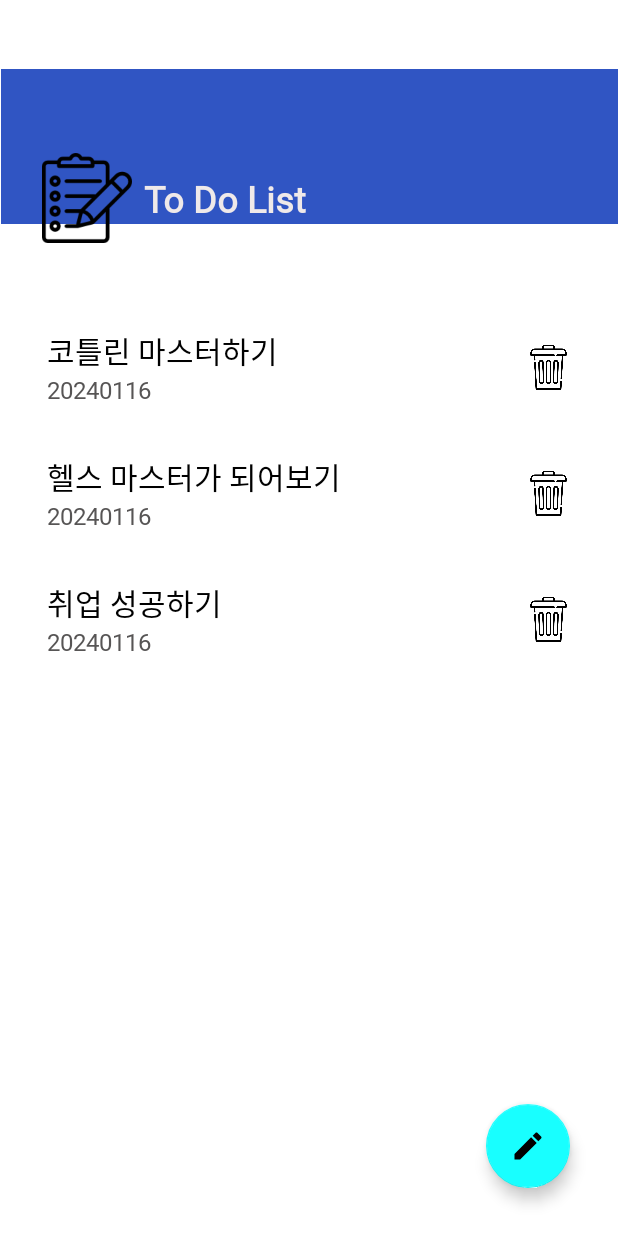
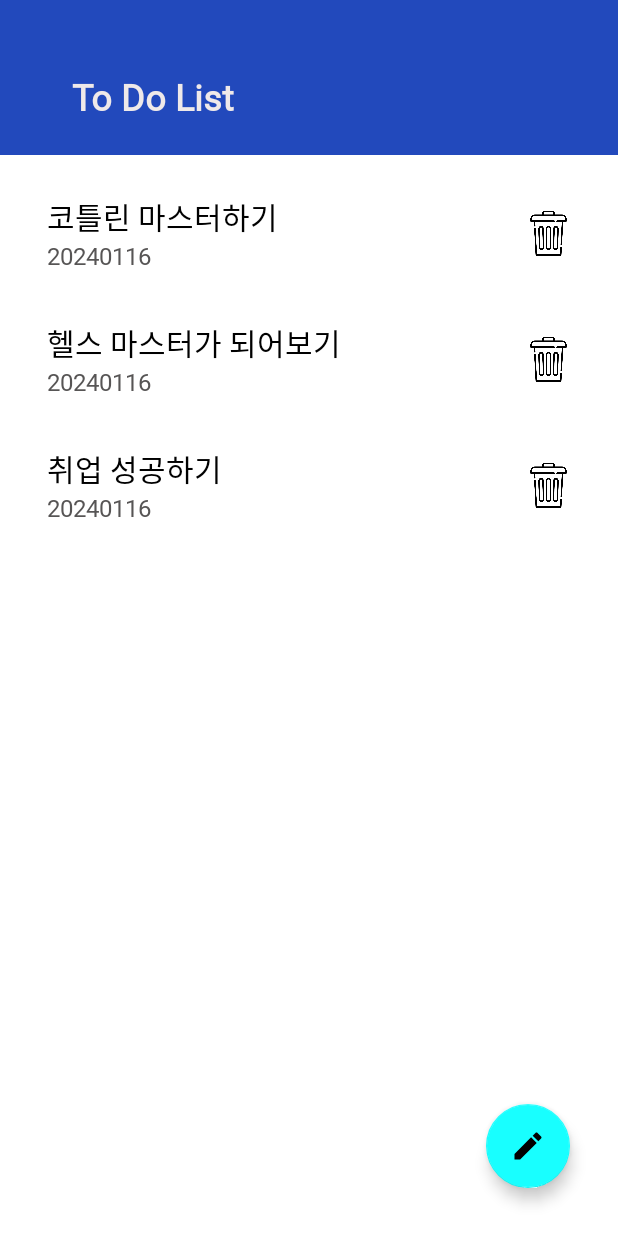
Before and after one commit to kkh725/ToDoList_Kotlin, an Android app: the screen it shows after launch (ListMainActivity), on a phone screen of 412 x 824 dp. Run offline under Robolectric (Android 15) with nearby library versions, the light colour scheme and no system bars.

Commit message:
add dark_background

```diff
--- a/app/build.gradle
+++ b/app/build.gradle
@@ -9,7 +9,7 @@ android {
 
     defaultConfig {
         applicationId "com.example.todolist_kotlin"
-        minSdk 33
+        minSdk 30
         targetSdk 34
         versionCode 1
         versionName "1.0"
--- a/app/src/main/java/com/example/todolist_kotlin/ListMainActivity.kt
+++ b/app/src/main/java/com/example/todolist_kotlin/ListMainActivity.kt
@@ -7,6 +7,7 @@ import android.graphics.drawable.ColorDrawable
 import androidx.appcompat.app.AppCompatActivity
 import android.os.Bundle
 import android.view.LayoutInflater
+import android.view.View
 import androidx.appcompat.app.AlertDialog
 import com.example.todolist_kotlin.adapter.TodoAdapter
 import com.example.todolist_kotlin.databinding.ActivityListMainBinding
@@ -19,16 +20,19 @@ class ListMainActivity : AppCompatActivity() {
 
     private lateinit var binding: ActivityListMainBinding
     private lateinit var todoAdapter: TodoAdapter
+    lateinit var dark_background: View
 
     override fun onCreate(savedInstanceState: Bundle?) {
         super.onCreate(savedInstanceState)
         binding = ActivityListMainBinding.inflate(layoutInflater)
+        dark_background = binding.view3
+
 
 
         setContentView(binding.root)
 
         //어댑터 인스턴스 생성
-        todoAdapter = TodoAdapter()
+        todoAdapter = TodoAdapter(dark_background)
 
         //리사이클러뷰의 set adapter .
         binding.rvTodo.adapter = todoAdapter
@@ -39,15 +43,16 @@ class ListMainActivity : AppCompatActivity() {
              * 작성하기 버튼을 눌렀을때
              * 여기서 alertdialog 를 띄워서 작성값 입력받기
              */
+            dark_background.visibility  = View.VISIBLE
 
             val bindingDialog = DialogEditBinding.inflate(LayoutInflater.from(binding.root.context),binding.root,false)
             // 어둡게 하는 배경 레이아웃 설정
-
 
             AlertDialog.Builder(this)
                 .setView(bindingDialog.root)
                 .setPositiveButton("작성완료",DialogInterface.OnClickListener { dialogInterface, which ->
                     //작성완료 버튼 눌렀을때.
+                    dark_background.visibility  = View.INVISIBLE
                     val todoItem = TodoInfo()
                     todoItem.todoContent = bindingDialog.etMemo.text.toString()
                     todoItem.todoDate = SimpleDateFormat("yyyy-mm-dd HH:mm:ss").format(Date())
@@ -55,6 +60,7 @@ class ListMainActivity : AppCompatActivity() {
                     todoAdapter.notifyDataSetChanged() //리스트 새로고침 로직. 데이터는 반영되지만 ui상에서는 구현안됨. 이 문장이 있어야 어답터/뷰홀더가 새로고침됨.
 
                 }) .setNegativeButton("취소",DialogInterface.OnClickListener { dialogInterface, which ->
+                    dark_background.visibility  = View.INVISIBLE
                     //알아서 취소버튼 눌려짐.
                 })
                 .show()
--- a/app/src/main/java/com/example/todolist_kotlin/MainActivity.kt
+++ b/app/src/main/java/com/example/todolist_kotlin/MainActivity.kt
@@ -3,6 +3,7 @@ package com.example.todolist_kotlin
 import androidx.appcompat.app.AppCompatActivity
 import android.os.Bundle
 import com.example.todolist_kotlin.databinding.ActivityMainBinding
+import com.example.todolist_kotlin.ListMainActivity
 
 class MainActivity : AppCompatActivity() {
     private lateinit var binding: ActivityMainBinding
@@ -11,5 +12,6 @@ class MainActivity : AppCompatActivity() {
 
         binding = ActivityMainBinding.inflate(layoutInflater)
         setContentView(binding.root)
+
     }
 }
--- a/app/src/main/res/layout/activity_list_main.xml
+++ b/app/src/main/res/layout/activity_list_main.xml
@@ -2,60 +2,47 @@
 <androidx.constraintlayout.widget.ConstraintLayout xmlns:android="http://schemas.android.com/apk/res/android"
     xmlns:app="http://schemas.android.com/apk/res-auto"
     xmlns:tools="http://schemas.android.com/tools"
+    android:id="@+id/side_view"
     android:layout_width="match_parent"
     android:layout_height="match_parent"
+    app:layoutDescription="@xml/activity_list_main_scene2"
     tools:context=".ListMainActivity">
 
     <View
         android:id="@+id/view2"
-        android:layout_width="411dp"
+        android:layout_width="match_parent"
         android:layout_height="103dp"
-        android:layout_marginBottom="7dp"
-        android:background="#3055C3"
-        app:layout_constraintBottom_toTopOf="@+id/rv_todo"
+        android:background="#2249BC"
         app:layout_constraintEnd_toEndOf="parent"
+        app:layout_constraintHorizontal_bias="0.0"
         app:layout_constraintStart_toStartOf="parent"
         app:layout_constraintTop_toTopOf="parent" />
-
-    <ImageView
-        android:id="@+id/imageView"
-        android:layout_width="60dp"
-        android:layout_height="60dp"
-        android:layout_marginStart="28dp"
-        android:layout_marginTop="20dp"
-        android:layout_marginBottom="30dp"
-        app:layout_constraintBottom_toTopOf="@+id/rv_todo"
-        app:layout_constraintStart_toStartOf="parent"
-        app:layout_constraintTop_toTopOf="parent"
-        app:layout_constraintVertical_bias="0.888"
-        app:srcCompat="@drawable/to_do_icon_128px" />
 
     <TextView
         android:id="@+id/textView"
         android:layout_width="wrap_content"
         android:layout_height="wrap_content"
-        android:layout_marginStart="8dp"
+        android:layout_marginStart="48dp"
+        android:layout_marginTop="48dp"
         android:fontFamily="@font/cafe24surorundair"
         android:text="To Do List"
         android:textColor="#EFE9E9"
         android:textSize="24sp"
         android:textStyle="bold"
-        app:layout_constraintBottom_toBottomOf="@+id/imageView"
-        app:layout_constraintStart_toEndOf="@+id/imageView"
-        app:layout_constraintTop_toTopOf="@+id/imageView"
-        app:layout_constraintVertical_bias="0.514" />
+        app:layout_constraintStart_toStartOf="parent"
+        app:layout_constraintTop_toTopOf="parent" />
 
     <androidx.recyclerview.widget.RecyclerView
         android:id="@+id/rv_todo"
         android:layout_width="381dp"
         android:layout_height="605dp"
         android:layout_marginStart="16dp"
+        android:layout_marginTop="10dp"
         android:layout_marginEnd="16dp"
-        android:layout_marginBottom="16dp"
         app:layoutManager="androidx.recyclerview.widget.LinearLayoutManager"
-        app:layout_constraintBottom_toBottomOf="parent"
         app:layout_constraintEnd_toEndOf="parent"
         app:layout_constraintStart_toStartOf="parent"
+        app:layout_constraintTop_toBottomOf="@+id/view2"
         tools:listitem="@layout/list_item_todo" />
 
     <com.google.android.material.floatingactionbutton.FloatingActionButton
@@ -64,12 +51,20 @@
         android:layout_height="wrap_content"
         android:layout_marginEnd="32dp"
         android:layout_marginBottom="32dp"
-        app:backgroundTint="#18FFFF"
         android:clickable="true"
         android:elevation="4dp"
+        android:src="@drawable/baseline_create_24"
+        app:backgroundTint="#18FFFF"
         app:layout_constraintBottom_toBottomOf="parent"
-        app:layout_constraintEnd_toEndOf="parent"
-        app:srcCompat="@drawable/baseline_create_24" />
+        app:layout_constraintEnd_toEndOf="parent" />
+
+    <View
+        android:id="@+id/view3"
+        android:layout_width="match_parent"
+        android:layout_height="match_parent"
+        android:background="#A8090909"
+        android:visibility="invisible"
+        tools:layout_editor_absoluteX="1dp" />
 
 
 </androidx.constraintlayout.widget.ConstraintLayout>
--- a/app/src/main/res/layout/dialog_edit.xml
+++ b/app/src/main/res/layout/dialog_edit.xml
@@ -1,4 +1,5 @@
 <?xml version="1.0" encoding="utf-8"?>
+
 <LinearLayout xmlns:android="http://schemas.android.com/apk/res/android"
     android:layout_width="match_parent"
     xmlns:app="http://schemas.android.com/apk/res-auto"
--- /dev/null
+++ b/app/src/main/res/xml/activity_list_main_scene2.xml
@@ -0,0 +1,32 @@
+<?xml version="1.0" encoding="utf-8"?>
+<MotionScene
+    xmlns:android="http://schemas.android.com/apk/res/android"
+    xmlns:motion="http://schemas.android.com/apk/res-auto">
+
+    <Transition
+        motion:constraintSetEnd="@+id/end"
+        motion:constraintSetStart="@id/start"
+        motion:duration="1000">
+       <KeyFrameSet>
+       </KeyFrameSet>
+        <OnSwipe
+            motion:touchAnchorId="@+id/side_view2"
+            motion:dragDirection="dragRight"
+            motion:touchAnchorSide="right" />
+    </Transition>
+
+    <ConstraintSet android:id="@+id/start">
+    </ConstraintSet>
+
+    <ConstraintSet android:id="@+id/end">
+        <Constraint
+            android:id="@+id/side_view2"
+            motion:layout_constraintEnd_toEndOf="parent"
+            android:layout_width="204dp"
+            android:layout_height="735dp"
+            motion:layout_constraintBottom_toBottomOf="parent"
+            motion:layout_constraintVertical_bias="0.0"
+            android:layout_marginEnd="0dp"
+            motion:layout_constraintTop_toTopOf="parent" />
+    </ConstraintSet>
+</MotionScene>
```
Also changed, not shown: app/src/main/java/com/example/todolist_kotlin/adapter/TodoAdapter.kt (+39 -2 lines), app/src/main/res/drawable/gradient_red.xml (added, +7 -0 lines), app/src/main/res/layout/activity_splash.xml (+8 -6 lines), app/src/main/res/xml/activity_list_main_scene.xml (added, +60 -0 lines), app/src/main/res/xml/activity_splash_scene.xml (added, +72 -0 lines).
